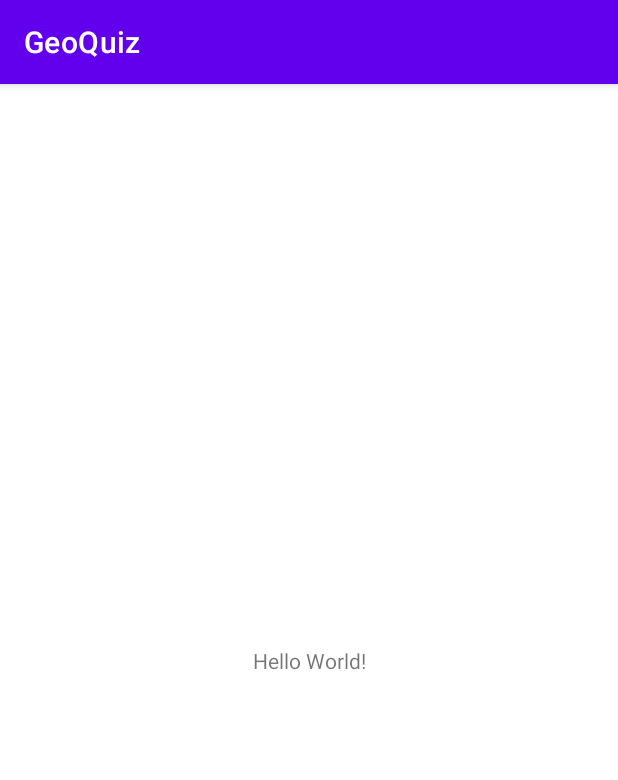
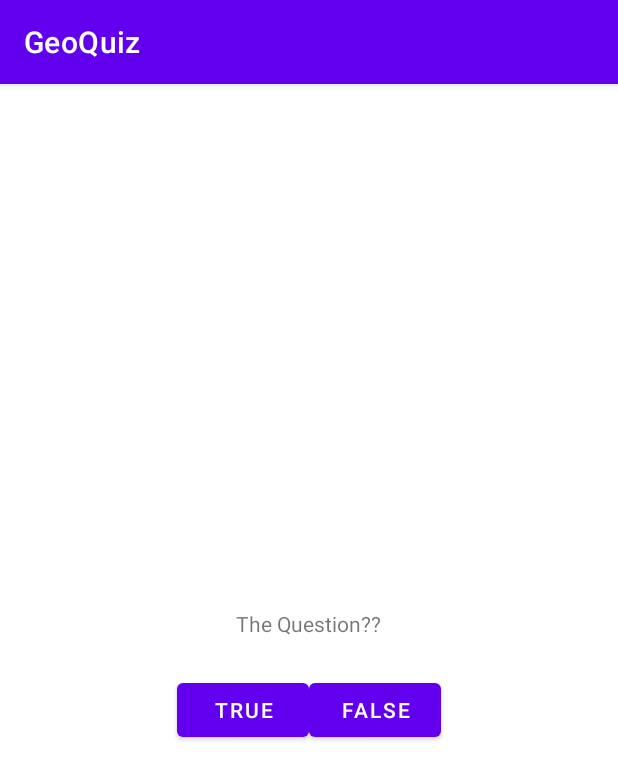
Before and after one commit to Herbert77/AndroidProgrammingGuide_SampleCode, an Android app: the screen it shows after launch (MainActivity), on a phone screen of 412 x 824 dp. Shown: the top 780 px of the screen. Run offline under Robolectric (Android 15) with nearby library versions, the phone set to English and light mode, and no system bars.

Commit message:
Chapter 1 源码示例提交。
知识要点：

1、编辑xml（代码or拖动控件）；
2、在activity中引用控件；
3、给控件添加监听器；
4、显示Toast。

```diff
--- a/01/app/src/main/AndroidManifest.xml
+++ b/01/app/src/main/AndroidManifest.xml
@@ -1,7 +1,7 @@
 <?xml version="1.0" encoding="utf-8"?>
 <manifest xmlns:android="http://schemas.android.com/apk/res/android"
     xmlns:tools="http://schemas.android.com/tools"
-    package="com.cocoa.geoquiz">
+    package="com.cocoa.geoquiz" >
 
     <application
         android:allowBackup="true"
@@ -12,10 +12,10 @@
         android:roundIcon="@mipmap/ic_launcher_round"
         android:supportsRtl="true"
         android:theme="@style/Theme.GeoQuiz"
-        tools:targetApi="31">
+        tools:targetApi="31" >
         <activity
             android:name=".MainActivity"
-            android:exported="true">
+            android:exported="true" >
             <intent-filter>
                 <action android:name="android.intent.action.MAIN" />
 
--- a/01/app/src/main/java/com/cocoa/geoquiz/MainActivity.kt
+++ b/01/app/src/main/java/com/cocoa/geoquiz/MainActivity.kt
@@ -2,10 +2,33 @@ package com.cocoa.geoquiz
 
 import androidx.appcompat.app.AppCompatActivity
 import android.os.Bundle
+import android.view.Gravity
+import android.widget.Button
+import android.widget.Toast
 
 class MainActivity : AppCompatActivity() {
+
+    private lateinit var trueButton: Button
+    private lateinit var falseButton: Button
+
     override fun onCreate(savedInstanceState: Bundle?) {
         super.onCreate(savedInstanceState)
         setContentView(R.layout.activity_main)
+
+        trueButton = findViewById<Button>(R.id.true_button)
+        falseButton = findViewById<Button>(R.id.false_button)
+
+        // 添加控件监听器
+        trueButton.setOnClickListener {
+            var toast = Toast.makeText(this, R.string.correct_toast, Toast.LENGTH_SHORT)
+            toast.setGravity(Gravity.TOP, 0, 0)
+            toast.show()
+        }
+
+        falseButton.setOnClickListener {
+            var toast = Toast.makeText(this, R.string.incorrect_toast, Toast.LENGTH_SHORT)
+            toast.setGravity(Gravity.BOTTOM, 0, 0)
+            toast.show()
+        }
     }
 }
--- a/01/app/src/main/res/layout/activity_main.xml
+++ b/01/app/src/main/res/layout/activity_main.xml
@@ -1,18 +1,37 @@
 <?xml version="1.0" encoding="utf-8"?>
-<androidx.constraintlayout.widget.ConstraintLayout xmlns:android="http://schemas.android.com/apk/res/android"
+<LinearLayout xmlns:android="http://schemas.android.com/apk/res/android"
     xmlns:app="http://schemas.android.com/apk/res-auto"
     xmlns:tools="http://schemas.android.com/tools"
     android:layout_width="match_parent"
     android:layout_height="match_parent"
+    android:gravity="center"
+    android:orientation="vertical"
     tools:context=".MainActivity">
 
     <TextView
+        android:id="@+id/textView"
         android:layout_width="wrap_content"
         android:layout_height="wrap_content"
-        android:text="Hello World!"
-        app:layout_constraintBottom_toBottomOf="parent"
-        app:layout_constraintEnd_toEndOf="parent"
-        app:layout_constraintStart_toStartOf="parent"
-        app:layout_constraintTop_toTopOf="parent" />
+        android:padding="24dp"
+        android:text="@string/question_text" />
 
-</androidx.constraintlayout.widget.ConstraintLayout>
+    <LinearLayout
+        android:layout_width="match_parent"
+        android:layout_height="wrap_content"
+        android:gravity="center"
+        android:orientation="horizontal">
+
+        <Button
+            android:id="@+id/true_button"
+            android:layout_width="wrap_content"
+            android:layout_height="wrap_content"
+            android:text="@string/true_button" />
+
+        <Button
+            android:id="@+id/false_button"
+            android:layout_width="wrap_content"
+            android:layout_height="wrap_content"
+            android:text="@string/false_button" />
+
+    </LinearLayout>
+</LinearLayout>
--- a/01/app/src/main/res/values/strings.xml
+++ b/01/app/src/main/res/values/strings.xml
@@ -1,3 +1,8 @@
 <resources>
     <string name="app_name">GeoQuiz</string>
+    <string name="true_button">true</string>
+    <string name="false_button">false</string>
+    <string name="question_text">The Question??</string>
+    <string name="correct_toast">Correct!</string>
+    <string name="incorrect_toast">Incorrect!</string>
 </resources>
```
Also changed, not shown: 1 other file.
